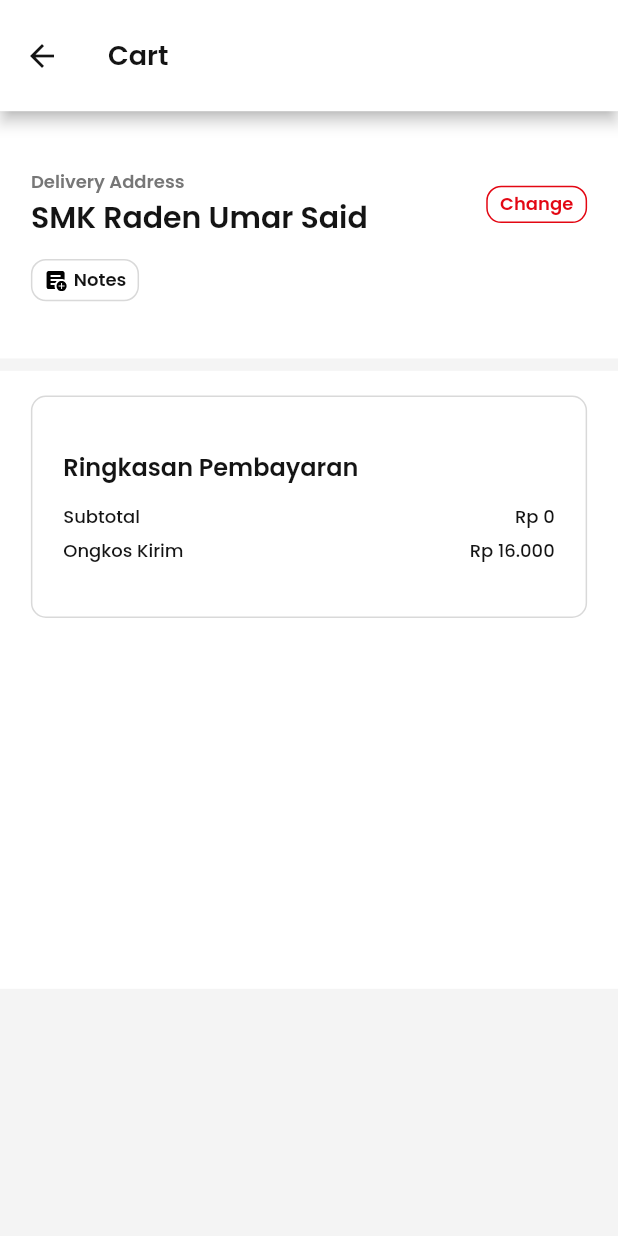
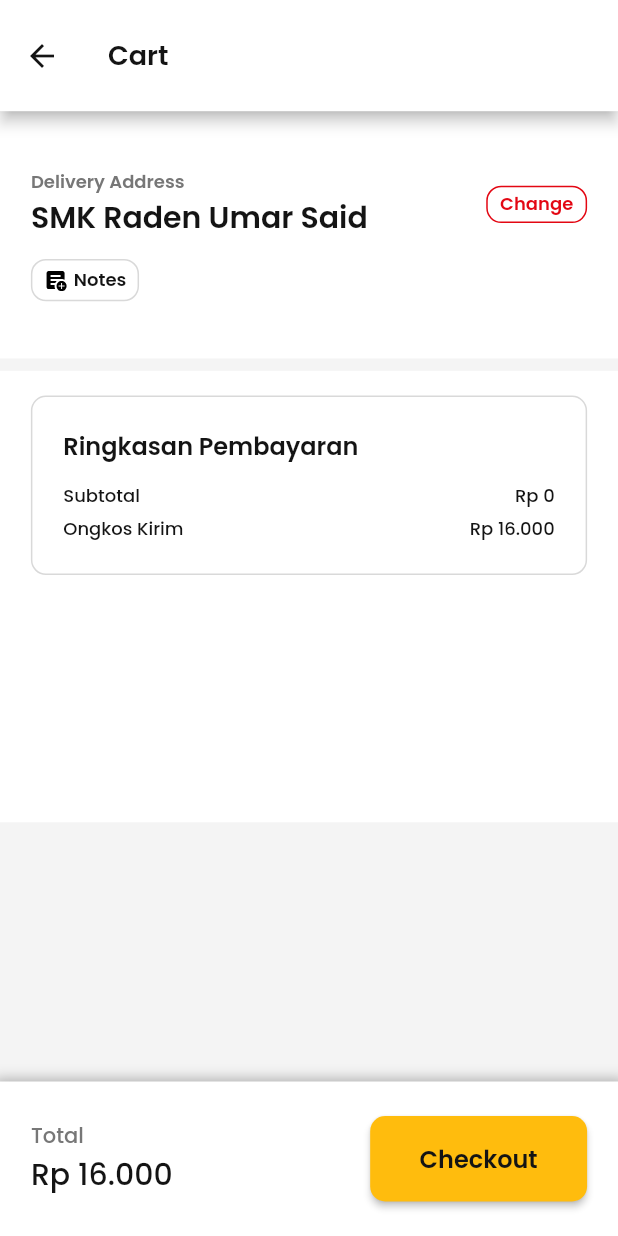
Before and after one commit to uradev0123/flutter-mcd-ecommerce, a Flutter app: the CartPageView screen opened by its route, on a phone screen of 412 x 824 dp. Run offline on Flutter 3.47's test engine with Material 2 defaults, Android fonts, the phone set to English and light mode, and no system bars; our stand-ins replace flutter_svg, get, google_fonts.

Commit message:
feat: [SF] add cart component four and adjust some width size

```diff
--- a/lib/app/pages/cart_page/cart_page_view.dart
+++ b/lib/app/pages/cart_page/cart_page_view.dart
@@ -1,17 +1,23 @@
 import 'package:flutter/material.dart';
+import 'package:flutter_mcd_ecommerce/app/pages/cart_page/cart_page_controller.dart';
+import 'package:flutter_mcd_ecommerce/app/pages/cart_page/components/cart_component_four.dart';
 import 'package:flutter_mcd_ecommerce/app/pages/cart_page/components/cart_component_one.dart';
 import 'package:flutter_mcd_ecommerce/app/pages/cart_page/components/cart_component_three.dart';
 import 'package:flutter_mcd_ecommerce/app/pages/cart_page/components/cart_component_two.dart';
 import 'package:flutter_mcd_ecommerce/common/helper/themes.dart';
+import 'package:get/get.dart';
 
 class CartPageView extends StatelessWidget {
-  const CartPageView({Key? key}) : super(key: key);
+  final CartPageController cartController = Get.put(CartPageController());
 
   @override
   Widget build(BuildContext context) {
     final Size mediaQuery = MediaQuery.of(context).size;
     final double width = mediaQuery.width;
     final double height = mediaQuery.height;
+
+    cartController.calculateSubTotalPrice();
+    cartController.calculateTotalPrice();
 
     return Scaffold(
       backgroundColor: backgroundPageColor,
@@ -20,7 +26,10 @@ class CartPageView extends StatelessWidget {
         toolbarHeight: height * 0.09,
         title: Text('Cart', style: ts18SemiboldBlack),
       ),
-      body: Container(
+      body: Stack(
+        children: [
+          Container(
+            height: height,
             width: double.infinity,
             child: SingleChildScrollView(
               child: Column(
@@ -32,6 +41,9 @@ class CartPageView extends StatelessWidget {
               ),
             ),
           ),
+          CartComponentFour(),
+        ],
+      ),
     );
   }
 }
--- /dev/null
+++ b/lib/app/pages/cart_page/components/cart_component_four.dart
@@ -0,0 +1,61 @@
+import 'package:flutter/material.dart';
+import 'package:flutter_mcd_ecommerce/app/pages/cart_page/cart_page_controller.dart';
+import 'package:flutter_mcd_ecommerce/common/helper/themes.dart';
+import 'package:get/get.dart';
+
+class CartComponentFour extends StatelessWidget {
+  final CartPageController cartController = Get.put(CartPageController());
+
+  @override
+  Widget build(BuildContext context) {
+    final Size mediaQuery = MediaQuery.of(context).size;
+    final double height = mediaQuery.height;
+    final double width = mediaQuery.height;
+
+    return Positioned(
+      left: 0,
+      right: 0,
+      bottom: 0,
+      child: Obx(() => Container(
+        height: height * 0.125,
+        padding: EdgeInsets.symmetric(horizontal: width * 0.025),
+        decoration: BoxDecoration(
+          color: Colors.white,
+          boxShadow: [
+            BoxShadow(
+              color: Colors.black.withOpacity(0.3),
+              spreadRadius: 5,
+              blurRadius: 7,
+              offset: Offset(0, 3),
+            ),
+          ],
+        ),
+        child: Row(
+          mainAxisAlignment: MainAxisAlignment.spaceBetween,
+          children: [
+            Column(
+              mainAxisAlignment: MainAxisAlignment.center,
+              crossAxisAlignment: CrossAxisAlignment.start,
+              children: [
+                Text('Total', style: ts14MediumGrey),
+                Text(cartController.formattedTotalPrice.value, style: ts20MediumBlack),
+              ],
+            ),
+            ElevatedButton(
+              onPressed: (){},
+              style: ElevatedButton.styleFrom(
+                padding: EdgeInsets.symmetric(horizontal: width * 0.04, vertical: height * 0.02),
+                backgroundColor: primaryColor,
+                shape: RoundedRectangleBorder(
+                  borderRadius: BorderRadius.circular(10),
+                ),
+              ),
+              child: Text('Checkout', style: ts16SemiboldBlack,),
+            ),
+
+          ],
+        ),
+      )),
+    );
+  }
+}
--- a/lib/app/pages/cart_page/components/cart_component_three.dart
+++ b/lib/app/pages/cart_page/components/cart_component_three.dart
@@ -16,10 +16,9 @@ class CartComponentThree extends StatelessWidget {
     cartController.calculateTotalPrice();
 
     return Obx(() => Container(
-      height: height * 0.5,
       width: double.infinity,
       color: Colors.white,
-      padding: EdgeInsets.only(left: width * 0.05, right: width * 0.05, top: height * 0.02, bottom: height * 0.3),
+      padding: EdgeInsets.only(left: width * 0.05, right: width * 0.05, top: height * 0.02, bottom: height * 0.2),
       child: Container(
         decoration: BoxDecoration(
           borderRadius: BorderRadius.circular(10),
--- a/lib/app/pages/cart_page/components/cart_component_two.dart
+++ b/lib/app/pages/cart_page/components/cart_component_two.dart
@@ -41,9 +41,9 @@ class CartComponentTwo extends StatelessWidget {
                         height: height * 0.8,
                         child: Image.asset(product.image, fit: BoxFit.fitHeight),
                       ),
-                      SizedBox(width: width * 0.04),
+                      SizedBox(width: width * 0.025),
                       Container(
-                        width: width * 0.28,
+                        width: width * 0.3,
                         child: Column(
                           mainAxisAlignment: MainAxisAlignment.center,
                           crossAxisAlignment: CrossAxisAlignment.start,
--- a/lib/common/helper/themes.dart
+++ b/lib/common/helper/themes.dart
@@ -24,6 +24,14 @@ TextStyle ts20SemiboldBlack = GoogleFonts.poppins(
     textStyle: const TextStyle(
         color: blackColor,
         fontWeight: FontWeight.w600,
+        fontSize: 20
+    )
+);
+
+TextStyle ts20MediumBlack = GoogleFonts.poppins(
+    textStyle: const TextStyle(
+        color: blackColor,
+        fontWeight: FontWeight.w500,
         fontSize: 20
     )
 );
```
Lines whose indentation alone changed are shown as unchanged.
